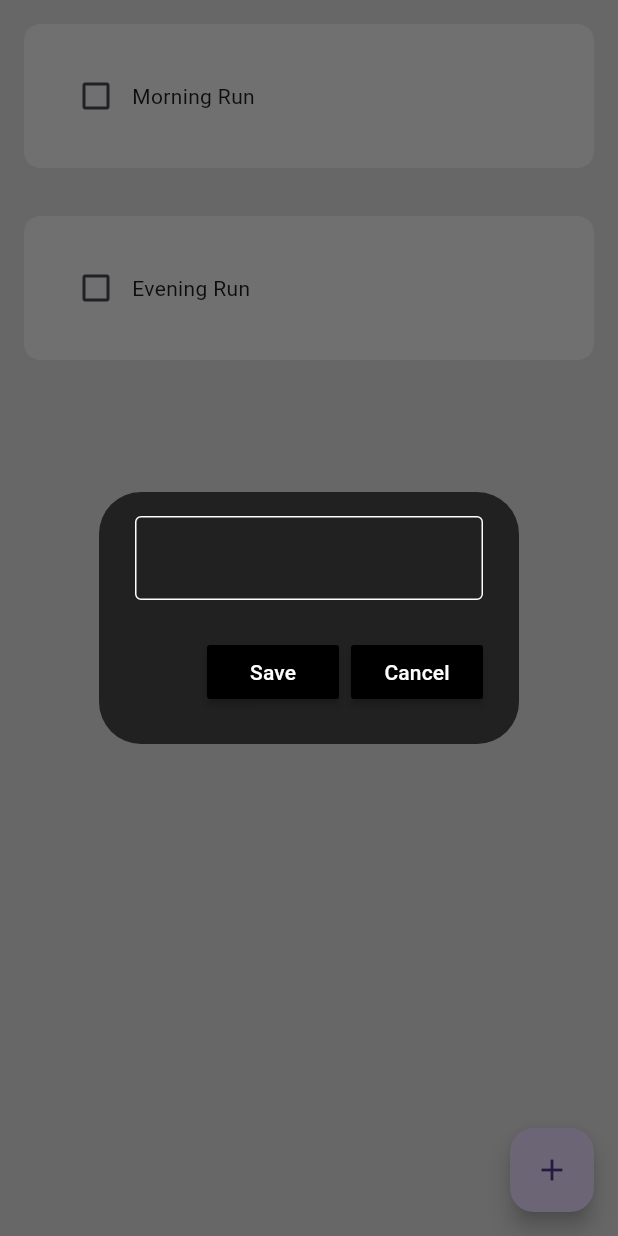
After one commit to DrowLink/habit_tracker, a Flutter app: the screen it shows after launch, after a tap on the "add" icon, on a phone screen of 412 x 824 dp. The commit adds this screen. Run offline on Flutter 3.47's test engine with Material 3 defaults, Android fonts, the phone set to English and light mode, and no system bars; drawn by our look-alikes of flutter_slidable.

Commit message:
added & refact: habit_tile + my_alert_box

```diff
--- a/lib/components/habit_tile.dart
+++ b/lib/components/habit_tile.dart
@@ -1,20 +1,43 @@
-// ignore_for_file: prefer_const_literals_to_create_immutables
-
 import 'package:flutter/material.dart';
+import 'package:flutter_slidable/flutter_slidable.dart';
 
 class HabitTile extends StatelessWidget {
   final String habitName;
   final bool habitCompleted;
   final Function(bool?)? onChanged;
+  final Function(BuildContext)? settingTapped;
+  final Function(BuildContext)? deleteTapped;
 
-  const HabitTile({super.key, required this.habitName, required this.habitCompleted, this.onChanged});
+
+  const HabitTile({super.key, required this.habitName, required this.habitCompleted, this.onChanged, this.settingTapped, this.deleteTapped});
 
   @override
   Widget build(BuildContext context) {
     return Padding(
       padding: const EdgeInsets.all(16.0),
+      child: Slidable(
+        endActionPane: ActionPane(
+          motion: const StretchMotion(),
+           children: [
+            //settings options
+            SlidableAction(
+              onPressed: settingTapped,
+              backgroundColor: Colors.grey.shade800,
+              icon: Icons.settings,
+              borderRadius: BorderRadius.circular(12),
+            ),
+
+            //delete options
+            SlidableAction(
+              onPressed: deleteTapped,
+              backgroundColor: Colors.red.shade400,
+              icon: Icons.delete,
+              borderRadius: BorderRadius.circular(12),
+            ),
+           ]
+           ),
         child: Container(
-        padding: EdgeInsets.all(24),
+          padding: const EdgeInsets.all(24),
           decoration: BoxDecoration(
             color: Colors.grey[100],
             borderRadius:  BorderRadius.circular(11),
@@ -25,11 +48,12 @@ class HabitTile extends StatelessWidget {
               Checkbox(value: habitCompleted, onChanged: onChanged),
 
               //habit name
-            Text('Morning Run'),
+              Text(habitName),
             ],
           )
           ,
         ),
+      ),
     );
   }
 }
--- /dev/null
+++ b/lib/components/my_alert_box.dart
@@ -0,0 +1,37 @@
+import 'package:flutter/material.dart';
+
+class MyAlertBox extends StatelessWidget {
+  final controller;
+  final VoidCallback onSave;
+  final VoidCallback onCancel;
+
+  const MyAlertBox({super.key, this.controller, required this.onSave, required this.onCancel});
+
+  @override
+  Widget build(BuildContext context) {
+    return AlertDialog(
+      backgroundColor: Colors.grey[900],
+      content: TextField(
+        controller: controller,
+        style: const TextStyle(color: Colors.white),
+        decoration:  const InputDecoration(
+          enabledBorder: OutlineInputBorder(
+            borderSide: BorderSide(color: Colors.white)
+          ),
+        ),
+      ),
+      actions: [
+        MaterialButton(
+          onPressed: onSave,
+          color: Colors.black,
+          child: const Text("Save", style: TextStyle(color: Colors.white),),
+        ),
+        MaterialButton(
+          onPressed: onCancel,
+          color: Colors.black,
+          child: const Text("Cancel", style: TextStyle(color: Colors.white),),
+        ),
+      ],
+    );
+  }
+}
--- a/pubspec.yaml
+++ b/pubspec.yaml
@@ -10,6 +10,8 @@ dependencies:
   flutter:
     sdk: flutter
 
+  flutter_slidable: ^1.2.0
+
 dev_dependencies:
   flutter_test:
     sdk: flutter
```
Also changed, not shown: lib/components/new_habit_box.dart (deleted, +0 -32 lines), lib/pages/home_page.dart (+57 -2 lines), pubspec.lock. Lines whose indentation alone changed are shown as unchanged.
